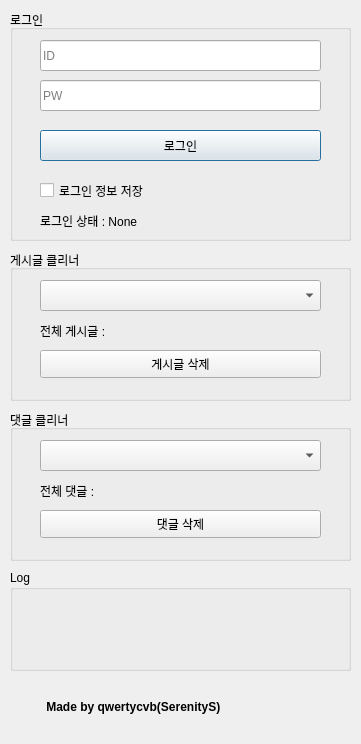
Old version of the form DCCleaner.ui in the repository schema2882/DCCleaner_GUI.
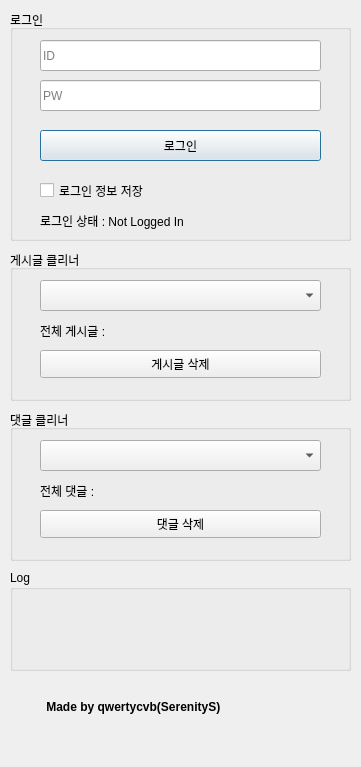
New version of the form.

The edit to the form file:
```diff
--- a/DCCleaner.ui
+++ b/DCCleaner.ui
@@ -7,7 +7,7 @@
     <x>0</x>
     <y>0</y>
     <width>361</width>
-    <height>744</height>
+    <height>767</height>
    </rect>
   </property>
   <property name="windowTitle">
@@ -112,7 +112,7 @@
       </rect>
      </property>
      <property name="text">
-      <string>로그인 상태 : None</string>
+      <string>로그인 상태 : Not Logged In</string>
      </property>
     </widget>
    </widget>
```
